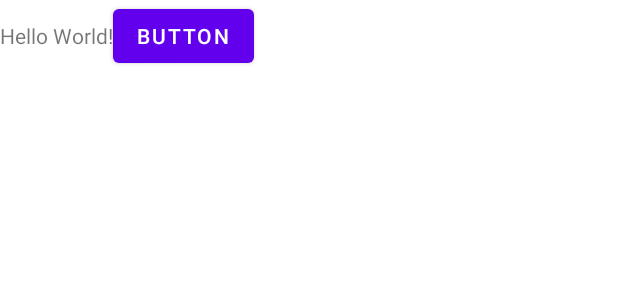
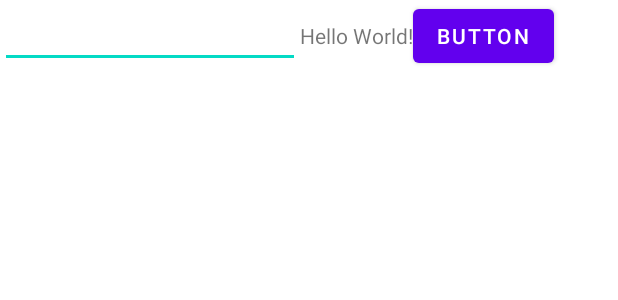
Before and after one commit to ehdrmsl2001/translator, an Android app: the layout activity_main.xml on its own in the app's theme, with its tools: preview values and no code run, on a phone screen of 412 x 824 dp. Shown: the top 300 px of the screen. Run offline under Robolectric (Android 15) with nearby library versions, the phone set to English and light mode, and no system bars.

Commit message:
번역기

```diff
--- a/app/src/main/res/layout/activity_main.xml
+++ b/app/src/main/res/layout/activity_main.xml
@@ -6,6 +6,11 @@
     android:layout_height="match_parent"
     android:orientation="horizontal"
     tools:context=".MainActivity">
+
+    <EditText
+        android:id="@+id/et"
+        android:layout_width="200dp"
+        android:layout_height="wrap_content" />
 
     <TextView
         android:id="@+id/text"
```
Also changed, not shown: app/src/main/java/com/example/myapplication/MainActivity.java (+6 -3 lines).
